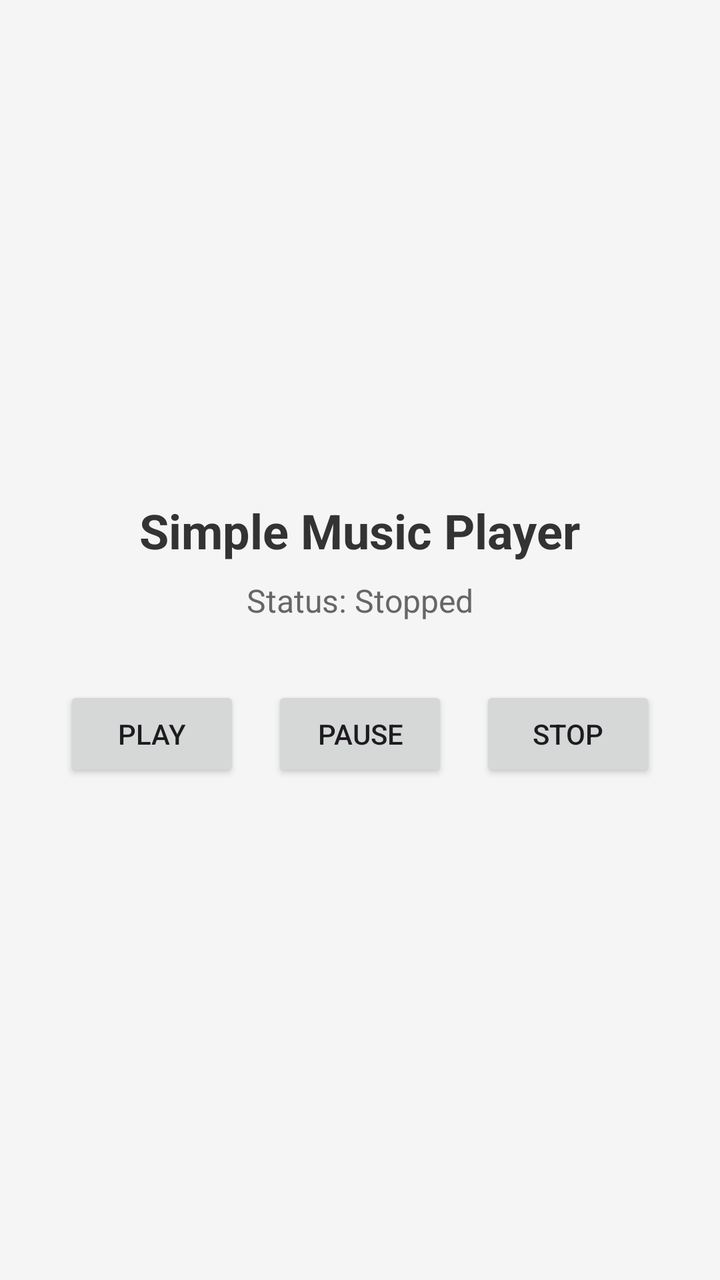
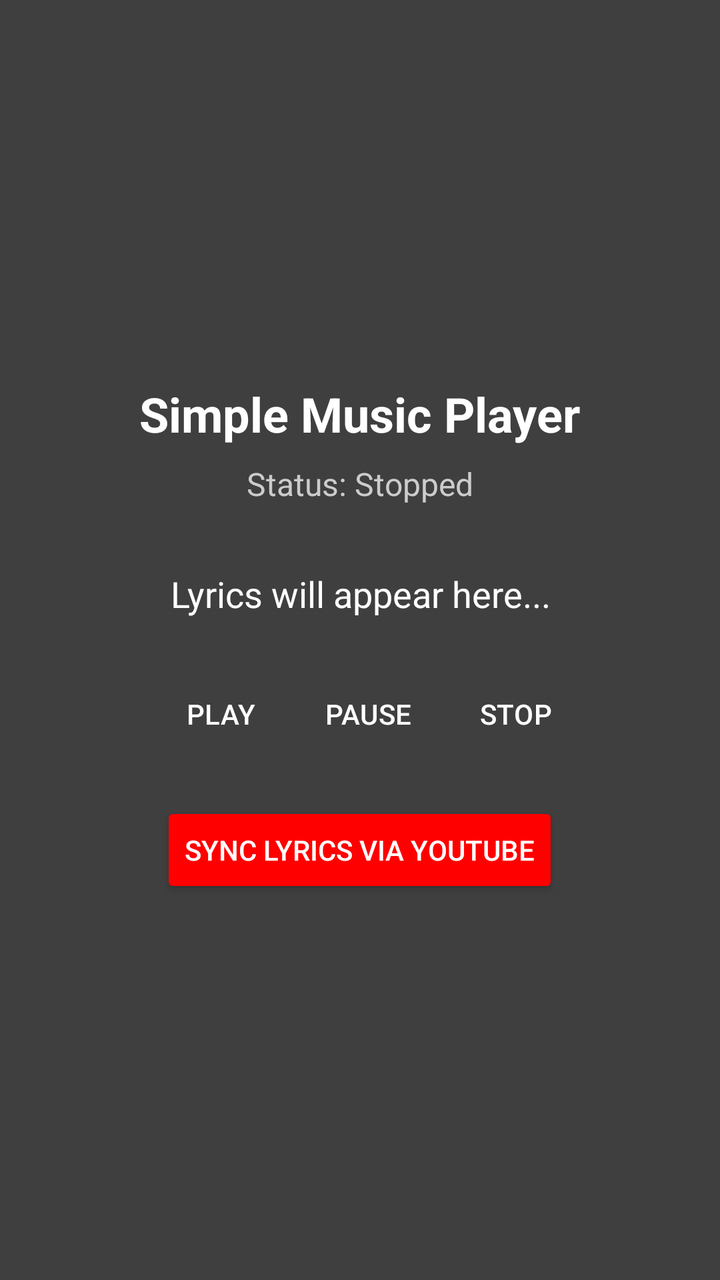

The first picture is an Android layout as it rendered before a commit; the second is the same layout after the commit. The layout source and the unified diff follow.
<!-- AndroidManifest.xml: application theme Theme.Tugaspresentasi -->
<!-- res/layout/activity_main.xml -->
<?xml version="1.0" encoding="utf-8"?>
<LinearLayout xmlns:android="http://schemas.android.com/apk/res/android"
    android:layout_width="match_parent"
    android:layout_height="match_parent"
    android:orientation="vertical"
    android:gravity="center"
    android:padding="24dp"
    android:background="#F5F5F5">

    <TextView
        android:id="@+id/textTitle"
        android:layout_width="wrap_content"
        android:layout_height="wrap_content"
        android:text="Simple Music Player"
        android:textSize="24sp"
        android:textStyle="bold"
        android:textColor="#333333"
        android:layout_marginBottom="8dp"/>

    <TextView
        android:id="@+id/textStatus"
        android:layout_width="wrap_content"
        android:layout_height="wrap_content"
        android:text="Status: Stopped"
        android:textSize="16sp"
        android:textColor="#666666"
        android:layout_marginBottom="32dp"/>

    <LinearLayout
        android:layout_width="wrap_content"
        android:layout_height="wrap_content"
        android:orientation="horizontal"
        android:gravity="center">

        <Button
            android:id="@+id/btnPlay"
            android:layout_width="wrap_content"
            android:layout_height="wrap_content"
            android:text="PLAY"
            android:layout_marginEnd="16dp"/>

        <Button
            android:id="@+id/btnPause"
            android:layout_width="wrap_content"
            android:layout_height="wrap_content"
            android:text="PAUSE"
            android:layout_marginEnd="16dp"/>

        <Button
            android:id="@+id/btnStop"
            android:layout_width="wrap_content"
            android:layout_height="wrap_content"
            android:text="STOP"/>
    </LinearLayout>

</LinearLayout>
<!-- resources referenced by this layout -->
<resources>
  <style name="Theme.Tugaspresentasi" parent="Base.Theme.Tugaspresentasi" />
  <style name="Base.Theme.Tugaspresentasi" parent="Theme.Material3.DayNight.NoActionBar">
          
          
      </style>
</resources>

<!-- the commit's change to res/layout/activity_main.xml (unified diff, before → after) -->
@@ -1,56 +1,99 @@
 <?xml version="1.0" encoding="utf-8"?>
-<LinearLayout xmlns:android="http://schemas.android.com/apk/res/android"
+<FrameLayout xmlns:android="http://schemas.android.com/apk/res/android"
     android:layout_width="match_parent"
-    android:layout_height="match_parent"
-    android:orientation="vertical"
-    android:gravity="center"
-    android:padding="24dp"
-    android:background="#F5F5F5">
+    android:layout_height="match_parent">
 
-    <TextView
-        android:id="@+id/textTitle"
-        android:layout_width="wrap_content"
-        android:layout_height="wrap_content"
-        android:text="Simple Music Player"
-        android:textSize="24sp"
-        android:textStyle="bold"
-        android:textColor="#333333"
-        android:layout_marginBottom="8dp"/>
+    
+    <VideoView
+        android:id="@+id/videoBackground"
+        android:layout_width="match_parent"
+        android:layout_height="match_parent"
+        android:layout_gravity="center" />
 
-    <TextView
-        android:id="@+id/textStatus"
-        android:layout_width="wrap_content"
-        android:layout_height="wrap_content"
-        android:text="Status: Stopped"
-        android:textSize="16sp"
-        android:textColor="#666666"
-        android:layout_marginBottom="32dp"/>
+    
+    <View
+        android:layout_width="match_parent"
+        android:layout_height="match_parent"
+        android:background="#80000000" />
 
     <LinearLayout
-        android:layout_width="wrap_content"
-        android:layout_height="wrap_content"
-        android:orientation="horizontal"
-        android:gravity="center">
+        android:layout_width="match_parent"
+        android:layout_height="match_parent"
+        android:orientation="vertical"
+        android:gravity="center"
+        android:padding="24dp">
+
+        <TextView
+            android:id="@+id/textTitle"
+            android:layout_width="wrap_content"
+            android:layout_height="wrap_content"
+            android:text="@string/title_music_player"
+            android:textSize="24sp"
+            android:textStyle="bold"
+            android:textColor="#FFFFFF"
+            android:layout_marginBottom="8dp"/>
+
+        <TextView
+            android:id="@+id/textStatus"
+            android:layout_width="wrap_content"
+            android:layout_height="wrap_content"
+            android:text="@string/status_stopped"
+            android:textSize="16sp"
+            android:textColor="#CCCCCC"
+            android:layout_marginBottom="32dp"/>
+
+        
+        <TextView
+            android:id="@+id/textLyrics"
+            android:layout_width="match_parent"
+            android:layout_height="wrap_content"
+            android:text="Lyrics will appear here..."
+            android:textColor="#FFFFFF"
+            android:gravity="center"
+            android:layout_marginBottom="24dp"
+            android:textSize="18sp"
+            android:fontStyle="italic"/>
+
+        <LinearLayout
+            style="?android:attr/buttonBarStyle"
+            android:layout_width="wrap_content"
+            android:layout_height="wrap_content"
+            android:orientation="horizontal"
+            android:gravity="center">
+
+            <Button
+                android:id="@+id/btnPlay"
+                style="?android:attr/buttonBarButtonStyle"
+                android:layout_width="wrap_content"
+                android:layout_height="wrap_content"
+                android:text="@string/btn_play"
+                android:textColor="#FFFFFF"/>
+
+            <Button
+                android:id="@+id/btnPause"
+                style="?android:attr/buttonBarButtonStyle"
+                android:layout_width="wrap_content"
+                android:layout_height="wrap_content"
+                android:text="@string/btn_pause"
+                android:textColor="#FFFFFF"/>
+
+            <Button
+                android:id="@+id/btnStop"
+                style="?android:attr/buttonBarButtonStyle"
+                android:layout_width="wrap_content"
+                android:layout_height="wrap_content"
+                android:text="@string/btn_stop"
+                android:textColor="#FFFFFF"/>
+        </LinearLayout>
 
         <Button
-            android:id="@+id/btnPlay"
+            android:id="@+id/btnGoToLyrics"
             android:layout_width="wrap_content"
             android:layout_height="wrap_content"
-            android:text="PLAY"
-            android:layout_marginEnd="16dp"/>
-
-        <Button
-            android:id="@+id/btnPause"
-            android:layout_width="wrap_content"
-            android:layout_height="wrap_content"
-            android:text="PAUSE"
-            android:layout_marginEnd="16dp"/>
-
-        <Button
-            android:id="@+id/btnStop"
-            android:layout_width="wrap_content"
-            android:layout_height="wrap_content"
-            android:text="STOP"/>
+            android:text="Sync Lyrics via YouTube"
+            android:layout_marginTop="20dp"
+            android:backgroundTint="#FF0000"
+            android:textColor="#FFFFFF" />
     </LinearLayout>
 
-</LinearLayout>
+</FrameLayout>
<!-- resource entries referenced after the edit -->
@@ -1,5 +1,10 @@
 <!-- resources referenced by this layout -->
 <resources>
+  <string name="btn_pause">PAUSE</string>
+  <string name="btn_play">PLAY</string>
+  <string name="btn_stop">STOP</string>
+  <string name="status_stopped">Status: Stopped</string>
+  <string name="title_music_player">Simple Music Player</string>
   <style name="Theme.Tugaspresentasi" parent="Base.Theme.Tugaspresentasi" />
   <style name="Base.Theme.Tugaspresentasi" parent="Theme.Material3.DayNight.NoActionBar">
           
